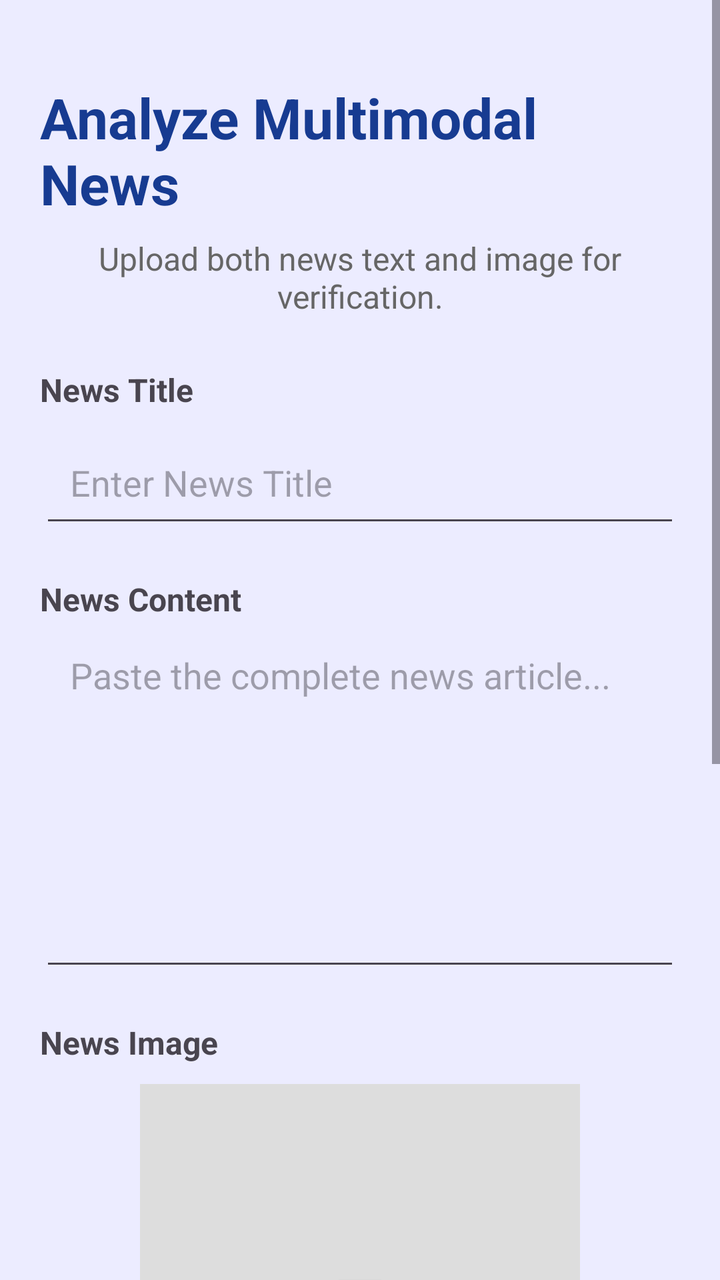
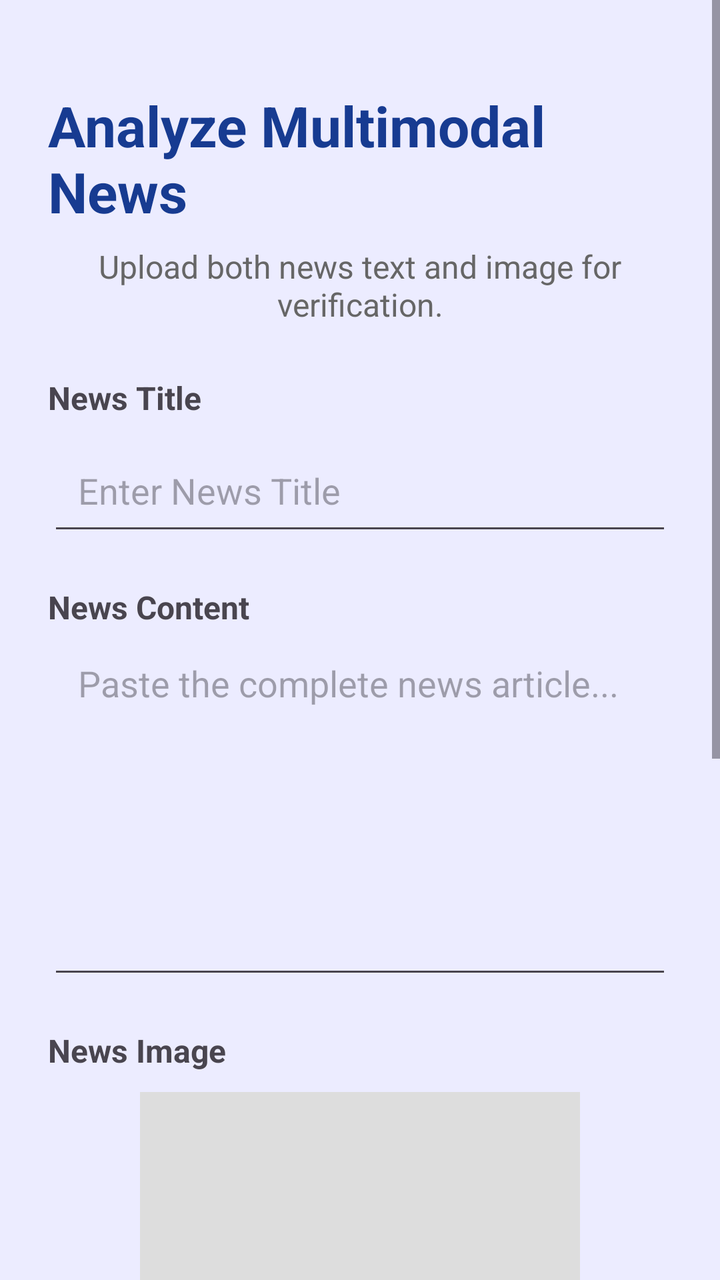

Before-and-after screenshots of an Android layout around one commit, followed by the original layout XML and the change that was made.
<!-- AndroidManifest.xml: application theme Theme.FactX -->
<!-- res/layout/activity_multimodal.xml -->
<?xml version="1.0" encoding="utf-8"?>
<ScrollView xmlns:android="http://schemas.android.com/apk/res/android"
    android:layout_width="match_parent"
    android:layout_height="match_parent"
    android:background="#ECECFF">

    <LinearLayout
        android:layout_width="match_parent"
        android:layout_height="wrap_content"
        android:orientation="vertical"
        android:padding="20dp">

        

        <TextView
            android:layout_width="wrap_content"
            android:layout_height="wrap_content"
            android:text="Analyze Multimodal News"
            android:textSize="28sp"
            android:textStyle="bold"
            android:textColor="#173B91"
            android:layout_gravity="center"
            android:layout_marginTop="20dp"/>

        

        <TextView
            android:layout_width="wrap_content"
            android:layout_height="wrap_content"
            android:text="Upload both news text and image for verification."
            android:textSize="16sp"
            android:textColor="#666666"
            android:gravity="center"
            android:layout_gravity="center"
            android:layout_marginTop="8dp"
            android:layout_marginBottom="25dp"/>

        

        <TextView
            android:layout_width="wrap_content"
            android:layout_height="wrap_content"
            android:text="News Title"
            android:textStyle="bold"
            android:textSize="16sp"/>

        <EditText
            android:id="@+id/etTitle"
            android:layout_width="match_parent"
            android:layout_height="55dp"
            android:hint="Enter News Title"
            android:padding="15dp"
            android:layout_marginTop="8dp"/>

        

        <TextView
            android:layout_width="wrap_content"
            android:layout_height="wrap_content"
            android:text="News Content"
            android:textStyle="bold"
            android:textSize="16sp"
            android:layout_marginTop="20dp"/>

        <EditText
            android:id="@+id/etNews"
            android:layout_width="match_parent"
            android:layout_height="180dp"
            android:gravity="top|start"
            android:hint="Paste the complete news article..."
            android:padding="15dp"
            android:inputType="textMultiLine"
            android:minLines="6"/>

        

        <TextView
            android:layout_width="wrap_content"
            android:layout_height="wrap_content"
            android:text="News Image"
            android:textStyle="bold"
            android:textSize="16sp"
            android:layout_marginTop="20dp"/>

        <ImageView
            android:id="@+id/imgPreview"
            android:layout_width="220dp"
            android:layout_height="220dp"
            android:layout_gravity="center"
            android:layout_marginTop="10dp"
            android:background="#DDDDDD"
            android:src="@android:drawable/ic_menu_gallery"
            android:scaleType="centerInside"/>

        

        <Button
            android:id="@+id/btnGallery"
            android:layout_width="match_parent"
            android:layout_height="55dp"
            android:layout_marginTop="20dp"
            android:text="Choose From Gallery"
            android:textAllCaps="false"
            android:textStyle="bold"
            android:textSize="18sp"
            android:backgroundTint="#173B91"
            android:textColor="#FFFFFF"/>

        

        <Button
            android:id="@+id/btnCamera"
            android:layout_width="match_parent"
            android:layout_height="55dp"
            android:layout_marginTop="15dp"
            android:text="Open Camera"
            android:textAllCaps="false"
            android:textStyle="bold"
            android:textSize="18sp"
            android:backgroundTint="#1976D2"
            android:textColor="#FFFFFF"/>

        

        <Button
            android:id="@+id/btnAnalyze"
            android:layout_width="match_parent"
            android:layout_height="55dp"
            android:layout_marginTop="20dp"
            android:text="Analyze Multimodal News"
            android:textAllCaps="false"
            android:textStyle="bold"
            android:textSize="18sp"
            android:backgroundTint="#4CAF50"
            android:textColor="#FFFFFF"/>

        

        <Button
            android:id="@+id/btnClear"
            android:layout_width="match_parent"
            android:layout_height="55dp"
            android:layout_marginTop="15dp"
            android:text="Clear"
            android:textAllCaps="false"
            android:textStyle="bold"
            android:textSize="18sp"
            android:backgroundTint="#BDBDBD"
            android:textColor="#000000"/>

    </LinearLayout>

</ScrollView>
<!-- resources referenced by this layout -->
<resources>
  <style name="Theme.FactX" parent="Base.Theme.FactX" />
  <style name="Base.Theme.FactX" parent="Theme.Material3.DayNight.NoActionBar">
          
          
      </style>
</resources>

<!-- the commit's change to res/layout/activity_multimodal.xml (unified diff, before → after) -->
@@ -8,7 +8,7 @@
         android:layout_width="match_parent"
         android:layout_height="wrap_content"
         android:orientation="vertical"
-        android:padding="20dp">
+        android:padding="24dp">
 
         
 
